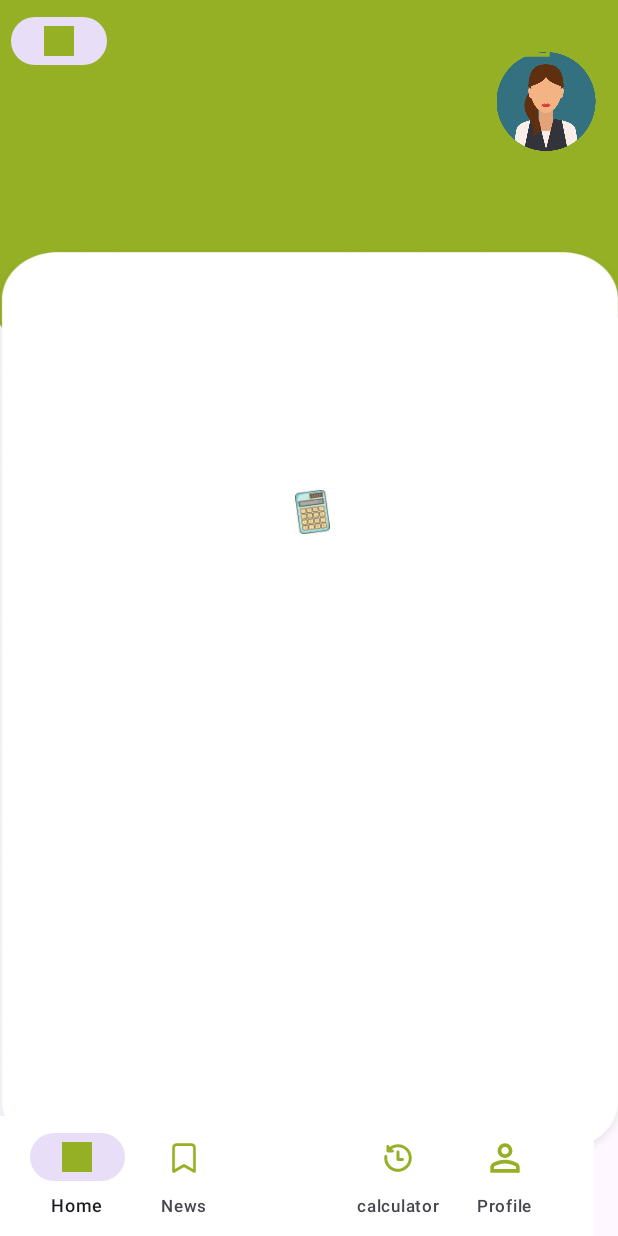
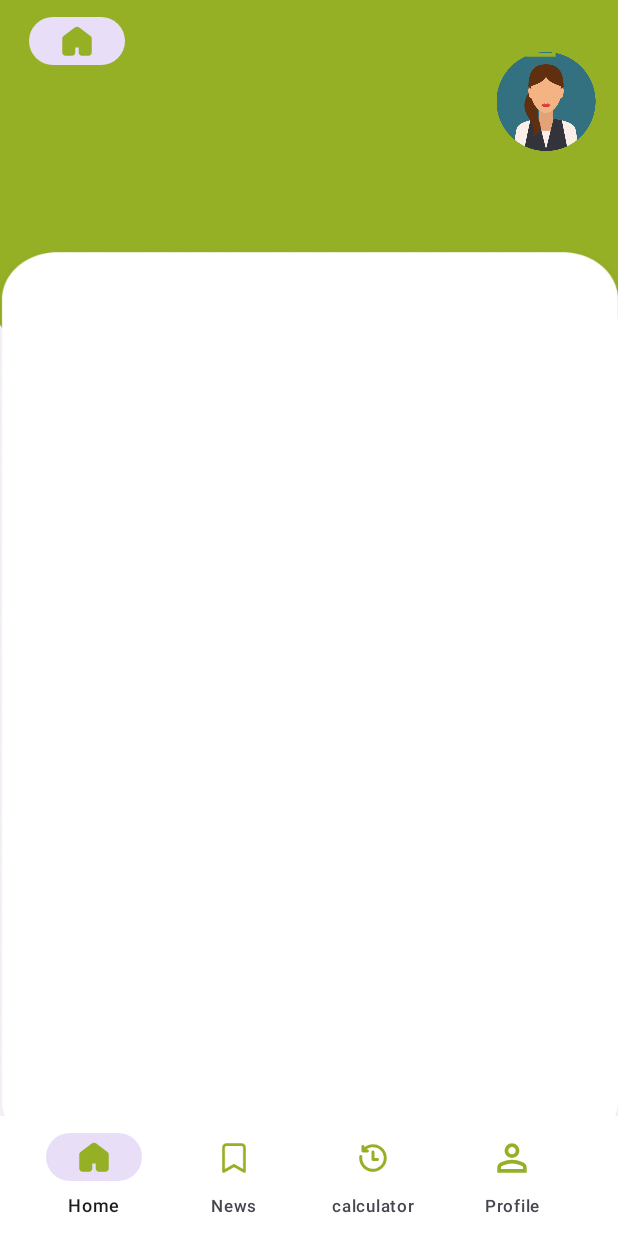
Before and after one commit to yeetologist/MD, an Android app: the screen it shows after launch (MainActivity), on a phone screen of 412 x 824 dp. Run offline under Robolectric (Android 15) with nearby library versions, the phone set to English and light mode, and no system bars; Roboto replaces fonts that are not available here.

Commit message:
add drawable home and bottom nav menu

```diff
--- /dev/null
+++ b/app/src/main/res/drawable/home.xml
@@ -0,0 +1,7 @@
+<vector android:height="24dp" android:viewportHeight="19"
+    android:viewportWidth="19" android:width="24dp" xmlns:android="http://schemas.android.com/apk/res/android">
+    <path android:fillColor="#95B025"
+        android:pathData="M17.833,16.792V7.938C17.833,7.776 17.796,7.616 17.723,7.472C17.651,7.327 17.546,7.201 17.417,7.104L10.125,1.635C9.945,1.5 9.725,1.427 9.5,1.427C9.275,1.427 9.055,1.5 8.875,1.635L1.583,7.104C1.454,7.201 1.349,7.327 1.277,7.472C1.204,7.616 1.167,7.776 1.167,7.938V16.792C1.167,17.068 1.276,17.333 1.472,17.528C1.667,17.724 1.932,17.833 2.208,17.833H6.375C6.651,17.833 6.916,17.724 7.112,17.528C7.307,17.333 7.417,17.068 7.417,16.792V13.667C7.417,13.39 7.526,13.125 7.722,12.93C7.917,12.735 8.182,12.625 8.458,12.625H10.542C10.818,12.625 11.083,12.735 11.278,12.93C11.474,13.125 11.583,13.39 11.583,13.667V16.792C11.583,17.068 11.693,17.333 11.889,17.528C12.084,17.724 12.349,17.833 12.625,17.833H16.792C17.068,17.833 17.333,17.724 17.528,17.528C17.724,17.333 17.833,17.068 17.833,16.792Z"
+        android:strokeColor="#95B025" android:strokeLineCap="round"
+        android:strokeLineJoin="round" android:strokeWidth="2"/>
+</vector>
--- /dev/null
+++ b/app/src/main/res/drawable/home_border.xml
@@ -0,0 +1,13 @@
+<vector xmlns:android="http://schemas.android.com/apk/res/android"
+    android:width="19dp"
+    android:height="19dp"
+    android:viewportWidth="19"
+    android:viewportHeight="19">
+  <path
+      android:pathData="M17.833,16.792V7.937C17.833,7.776 17.796,7.616 17.723,7.472C17.651,7.327 17.546,7.201 17.417,7.104L10.125,1.635C9.945,1.5 9.725,1.427 9.5,1.427C9.275,1.427 9.055,1.5 8.875,1.635L1.583,7.104C1.454,7.201 1.349,7.327 1.277,7.472C1.204,7.616 1.167,7.776 1.167,7.937V16.792C1.167,17.068 1.276,17.333 1.472,17.528C1.667,17.723 1.932,17.833 2.208,17.833H6.375C6.651,17.833 6.916,17.723 7.112,17.528C7.307,17.333 7.417,17.068 7.417,16.792V13.667C7.417,13.39 7.526,13.125 7.722,12.93C7.917,12.735 8.182,12.625 8.458,12.625H10.542C10.818,12.625 11.083,12.735 11.278,12.93C11.474,13.125 11.583,13.39 11.583,13.667V16.792C11.583,17.068 11.693,17.333 11.888,17.528C12.084,17.723 12.349,17.833 12.625,17.833H16.792C17.068,17.833 17.333,17.723 17.528,17.528C17.724,17.333 17.833,17.068 17.833,16.792Z"
+      android:strokeLineJoin="round"
+      android:strokeWidth="2"
+      android:fillColor="#00000000"
+      android:strokeColor="#A8A7A8"
+      android:strokeLineCap="round"/>
+</vector>
--- a/app/src/main/res/layout/activity_main.xml
+++ b/app/src/main/res/layout/activity_main.xml
@@ -43,28 +43,21 @@
         app:layout_constraintVertical_bias="0.046"
         app:srcCompat="@drawable/user" />
 
-    <ImageView
-        android:id="@+id/humadity_img"
-        android:layout_width="wrap_content"
-        android:layout_height="29dp"
-        android:layout_marginEnd="184dp"
-        android:layout_marginBottom="468dp"
-        android:src="@drawable/kalkulator"
-        app:layout_constraintBottom_toBottomOf="parent"
-        app:layout_constraintEnd_toEndOf="parent" />
+
 
     <com.google.android.material.bottomnavigation.BottomNavigationView
         android:id="@+id/nav_view"
         android:layout_width="match_parent"
         android:layout_height="match_parent"
-        android:layout_marginEnd="16dp"
         android:background="@android:color/transparent"
+        app:itemIconSize="20dp"
+        app:itemIconTint="@color/green"
+        app:itemTextAppearanceActiveBoldEnabled="false"
+        app:itemTextAppearanceInactive="@style/TextAppearance.Material3.LabelSmall"
+        app:labelVisibilityMode="labeled"
         app:menu="@menu/bottom_nav_menu"
-        app:itemIconTint="@color/green"
-        app:itemTextAppearanceInactive="@style/TextAppearance.Material3.LabelSmall"
-        app:itemTextAppearanceActiveBoldEnabled="false"
-        app:labelVisibilityMode="labeled"
-        app:itemIconSize="20dp">
+        tools:layout_editor_absoluteX="-26dp"
+        tools:layout_editor_absoluteY="56dp">
 
         <com.google.android.material.bottomappbar.BottomAppBar
             android:id="@+id/bottomAppBar"
--- a/app/src/main/res/menu/bottom_nav_menu.xml
+++ b/app/src/main/res/menu/bottom_nav_menu.xml
@@ -9,9 +9,6 @@
         android:icon="@drawable/bookmark_selector"
         android:title="@string/title_news" />
     <item
-        android:id="@+id/none"
-        android:title="" />
-    <item
         android:id="@+id/caFragment"
         android:icon="@drawable/history_selector"
         android:title="@string/title_calculator" />
```
